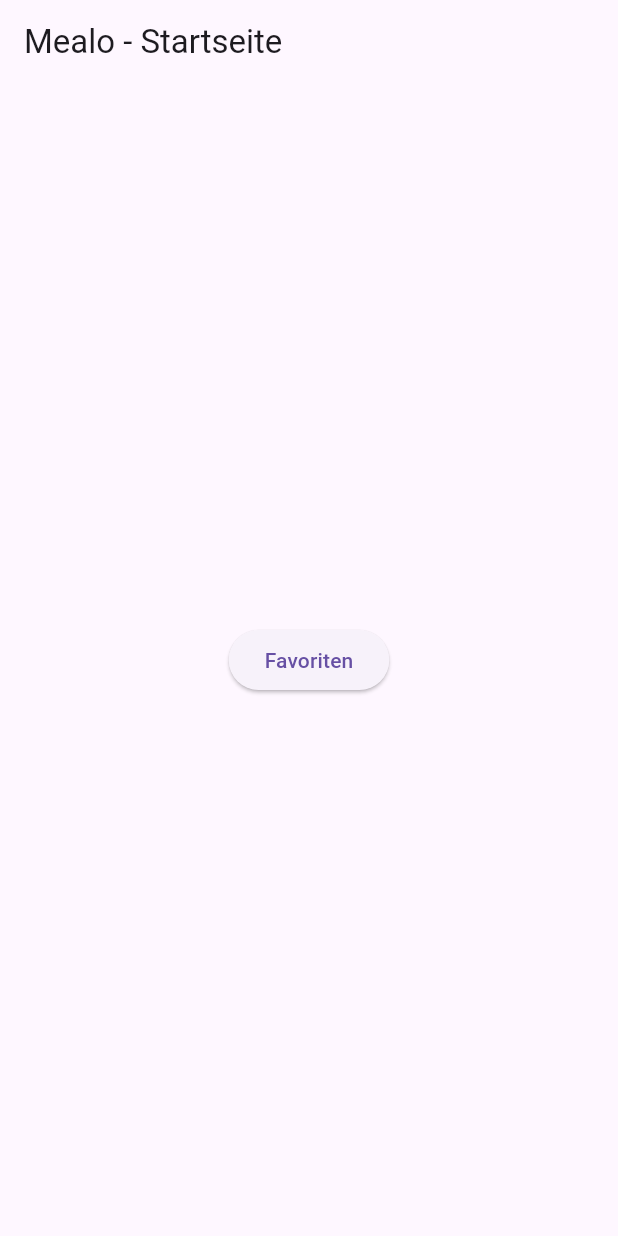
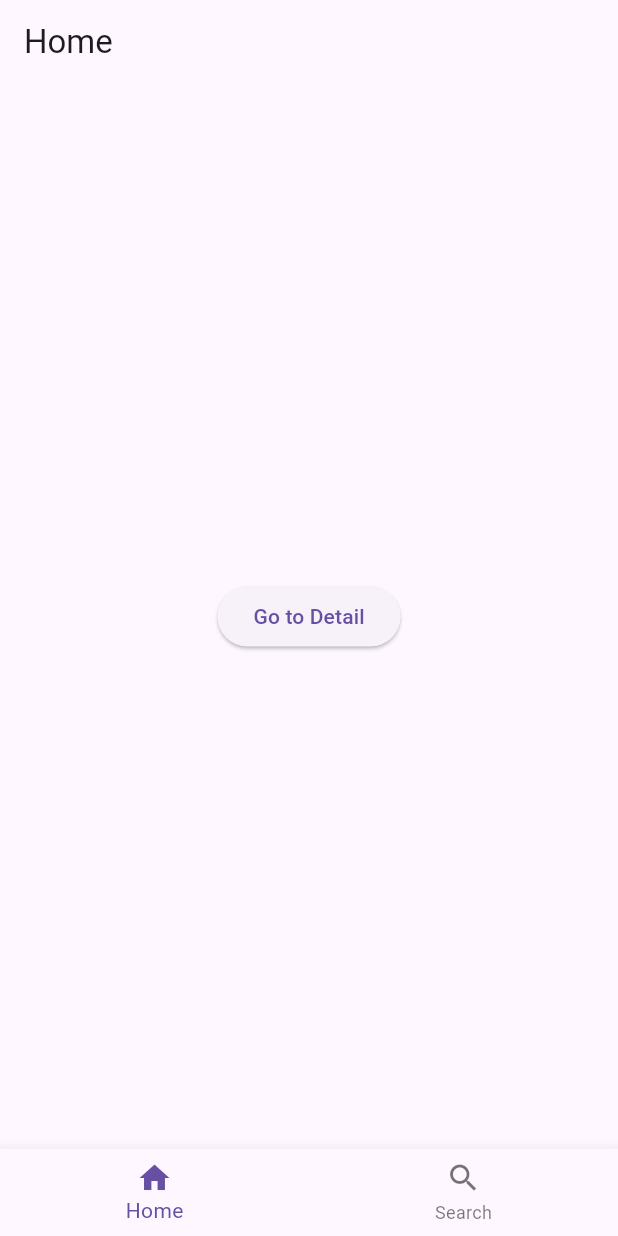
Before and after one commit to Mealo-Hsbi/Mealo, a Flutter app: the screen it shows after launch, on a phone screen of 412 x 824 dp. Run offline on Flutter 3.47's test engine with Material 3 defaults, Android fonts, the light colour scheme and no system bars.

Commit message:
Refactor main app structure to implement tab navigation with history management and detail pages

```diff
--- a/frontend/lib/main.dart
+++ b/frontend/lib/main.dart
@@ -1,21 +1,146 @@
 import 'package:flutter/material.dart';
-import 'core/routes/app_router.dart';
-import 'core/themes/app_theme.dart';
 
 void main() {
-  runApp(const MealoApp());
+  runApp(MyApp());
 }
 
-class MealoApp extends StatelessWidget {
-  const MealoApp({super.key});
+class MyApp extends StatelessWidget {
+  @override
+  Widget build(BuildContext context) {
+    return MaterialApp(
+      home: TabNavigationExample(),
+    );
+  }
+}
+
+class TabNavigationExample extends StatefulWidget {
+  @override
+  _TabNavigationExampleState createState() => _TabNavigationExampleState();
+}
+
+class _TabNavigationExampleState extends State<TabNavigationExample> {
+  int _currentIndex = 0;
+  final List<int> _tabHistory = [0];
+  final Map<int, List<int>> _tabStacks = {0: [], 1: []}; // Added history per tab
+
+  final _navigatorKeys = [
+    GlobalKey<NavigatorState>(),
+    GlobalKey<NavigatorState>(),
+  ];
+
+  Future<bool> _onWillPop() async {
+    final currentNavigator = _navigatorKeys[_currentIndex].currentState!;
+
+    // Check if the current tab has a deeper stack
+    if (currentNavigator.canPop()) {
+      currentNavigator.pop();
+      _tabStacks[_currentIndex]?.removeLast();
+      return false;
+    } else if (_tabHistory.length > 1) {
+      setState(() {
+        _tabHistory.removeLast();
+        _currentIndex = _tabHistory.last;
+      });
+      return false;
+    }
+    return true; // will exit app
+  }
+
+  void _onTabTapped(int index) {
+    if (index != _currentIndex) {
+      setState(() {
+        _currentIndex = index;
+        _tabHistory.add(index);
+      });
+    }
+  }
+
+  Widget _buildOffstageNavigator(int index) {
+    return Offstage(
+      offstage: _currentIndex != index,
+      child: Navigator(
+        key: _navigatorKeys[index],
+        onGenerateRoute: (settings) {
+          return MaterialPageRoute(
+            builder: (_) => index == 0 ? HomePage() : SearchPage(),
+          );
+        },
+      ),
+    );
+  }
 
   @override
   Widget build(BuildContext context) {
-    return MaterialApp(
-      title: 'Mealo',
-      theme: AppTheme.lightTheme,
-      initialRoute: '/',
-      onGenerateRoute: AppRouter.generateRoute,
+    return WillPopScope(
+      onWillPop: _onWillPop,
+      child: Scaffold(
+        body: Stack(
+          children: [
+            _buildOffstageNavigator(0),
+            _buildOffstageNavigator(1),
+          ],
+        ),
+        bottomNavigationBar: BottomNavigationBar(
+          currentIndex: _currentIndex,
+          onTap: _onTabTapped,
+          items: const [
+            BottomNavigationBarItem(icon: Icon(Icons.home), label: 'Home'),
+            BottomNavigationBarItem(icon: Icon(Icons.search), label: 'Search'),
+          ],
+        ),
+      ),
     );
   }
 }
+
+class HomePage extends StatelessWidget {
+  @override
+  Widget build(BuildContext context) {
+    return Scaffold(
+      appBar: AppBar(title: Text('Home')),
+      body: Center(
+        child: ElevatedButton(
+          child: Text('Go to Detail'),
+          onPressed: () {
+            Navigator.of(context).push(MaterialPageRoute(
+              builder: (_) => DetailPage(title: 'Home Detail'),
+            ));
+          },
+        ),
+      ),
+    );
+  }
+}
+
+class SearchPage extends StatelessWidget {
+  @override
+  Widget build(BuildContext context) {
+    return Scaffold(
+      appBar: AppBar(title: Text('Search')),
+      body: Center(
+        child: ElevatedButton(
+          child: Text('Go to Detail'),
+          onPressed: () {
+            Navigator.of(context).push(MaterialPageRoute(
+              builder: (_) => DetailPage(title: 'Search Detail'),
+            ));
+          },
+        ),
+      ),
+    );
+  }
+}
+
+class DetailPage extends StatelessWidget {
+  final String title;
+
+  const DetailPage({required this.title});
+
+  @override
+  Widget build(BuildContext context) {
+    return Scaffold(
+      appBar: AppBar(title: Text(title)),
+      body: Center(child: Text('Detail page')),
+    );
+  }
+}
```
